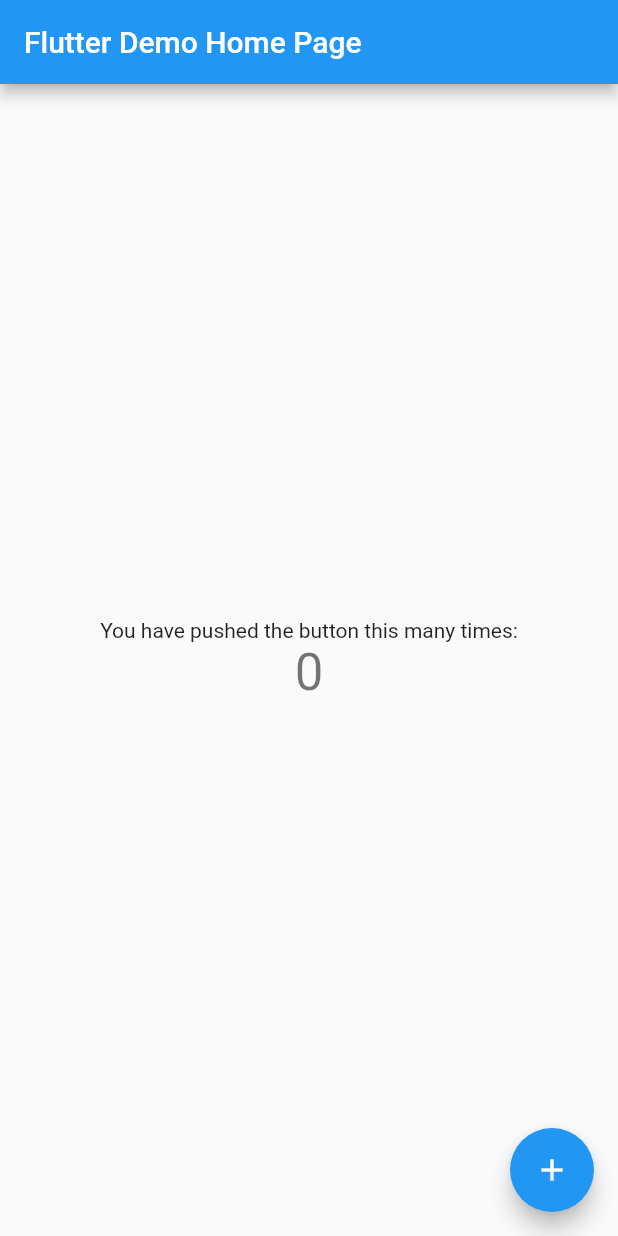
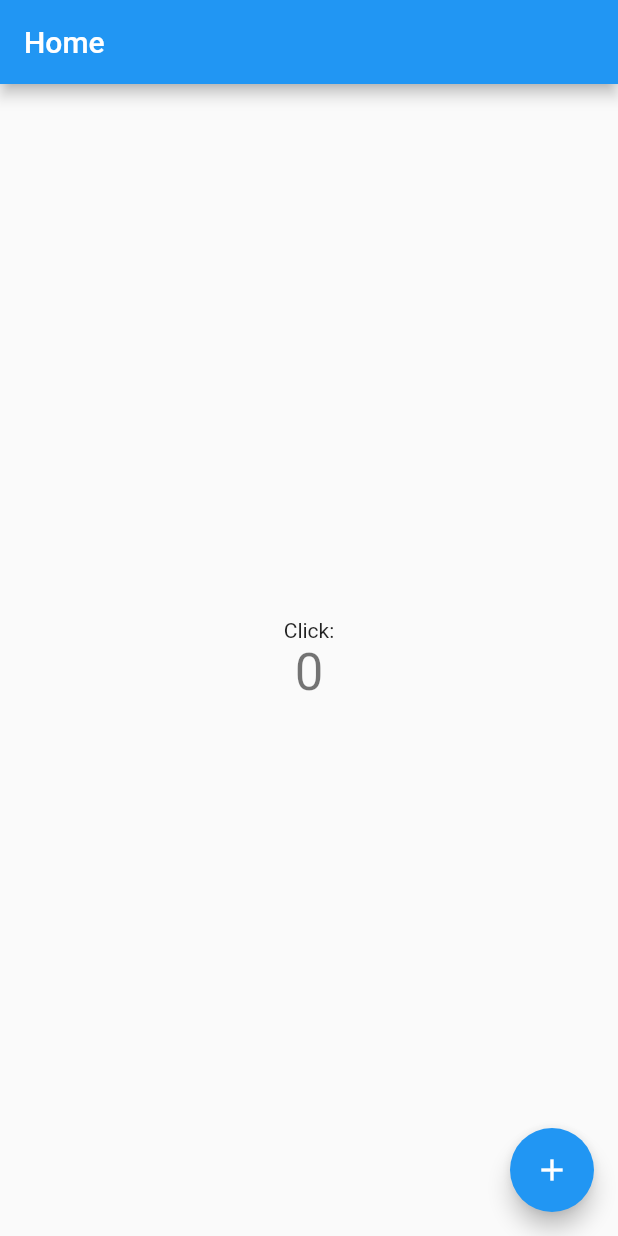
Before and after one commit to YanxiFeng/LearnFlutter, a Flutter app: the screen it shows after launch, on a phone screen of 412 x 824 dp. Run offline on Flutter 3.47's test engine with Material 2 defaults, Android fonts, the phone set to English and light mode, and no system bars.

Commit message:
fix: home

```diff
--- a/lib/main.dart
+++ b/lib/main.dart
@@ -5,39 +5,20 @@ void main() {
 }
 
 class MyApp extends StatelessWidget {
-  // This widget is the root of your application.
   @override
   Widget build(BuildContext context) {
     return MaterialApp(
       title: 'Flutter Demo',
       theme: ThemeData(
-        // This is the theme of your application.
-        //
-        // Try running your application with "flutter run". You'll see the
-        // application has a blue toolbar. Then, without quitting the app, try
-        // changing the primarySwatch below to Colors.green and then invoke
-        // "hot reload" (press "r" in the console where you ran "flutter run",
-        // or simply save your changes to "hot reload" in a Flutter IDE).
-        // Notice that the counter didn't reset back to zero; the application
-        // is not restarted.
         primarySwatch: Colors.blue,
       ),
-      home: MyHomePage(title: 'Flutter Demo Home Page'),
+      home: MyHomePage(title: 'Home'),
     );
   }
 }
 
 class MyHomePage extends StatefulWidget {
   MyHomePage({Key? key, required this.title}) : super(key: key);
-
-  // This widget is the home page of your application. It is stateful, meaning
-  // that it has a State object (defined below) that contains fields that affect
-  // how it looks.
-
-  // This class is the configuration for the state. It holds the values (in this
-  // case the title) provided by the parent (in this case the App widget) and
-  // used by the build method of the State. Fields in a Widget subclass are
-  // always marked "final".
 
   final String title;
 
@@ -50,51 +31,22 @@ class _MyHomePageState extends State<MyHomePage> {
 
   void _incrementCounter() {
     setState(() {
-      // This call to setState tells the Flutter framework that something has
-      // changed in this State, which causes it to rerun the build method below
-      // so that the display can reflect the updated values. If we changed
-      // _counter without calling setState(), then the build method would not be
-      // called again, and so nothing would appear to happen.
       _counter++;
     });
   }
 
   @override
   Widget build(BuildContext context) {
-    // This method is rerun every time setState is called, for instance as done
-    // by the _incrementCounter method above.
-    //
-    // The Flutter framework has been optimized to make rerunning build methods
-    // fast, so that you can just rebuild anything that needs updating rather
-    // than having to individually change instances of widgets.
     return Scaffold(
       appBar: AppBar(
-        // Here we take the value from the MyHomePage object that was created by
-        // the App.build method, and use it to set our appbar title.
         title: Text(widget.title),
       ),
       body: Center(
-        // Center is a layout widget. It takes a single child and positions it
-        // in the middle of the parent.
         child: Column(
-          // Column is also a layout widget. It takes a list of children and
-          // arranges them vertically. By default, it sizes itself to fit its
-          // children horizontally, and tries to be as tall as its parent.
-          //
-          // Invoke "debug painting" (press "p" in the console, choose the
-          // "Toggle Debug Paint" action from the Flutter Inspector in Android
-          // Studio, or the "Toggle Debug Paint" command in Visual Studio Code)
-          // to see the wireframe for each widget.
-          //
-          // Column has various properties to control how it sizes itself and
-          // how it positions its children. Here we use mainAxisAlignment to
-          // center the children vertically; the main axis here is the vertical
-          // axis because Columns are vertical (the cross axis would be
-          // horizontal).
           mainAxisAlignment: MainAxisAlignment.center,
           children: <Widget>[
             Text(
-              'You have pushed the button this many times:',
+              'Click:',
             ),
             Text(
               '$_counter',
@@ -107,7 +59,7 @@ class _MyHomePageState extends State<MyHomePage> {
         onPressed: _incrementCounter,
         tooltip: 'Increment',
         child: Icon(Icons.add),
-      ), // This trailing comma makes auto-formatting nicer for build methods.
+      ),
     );
   }
 }
```
